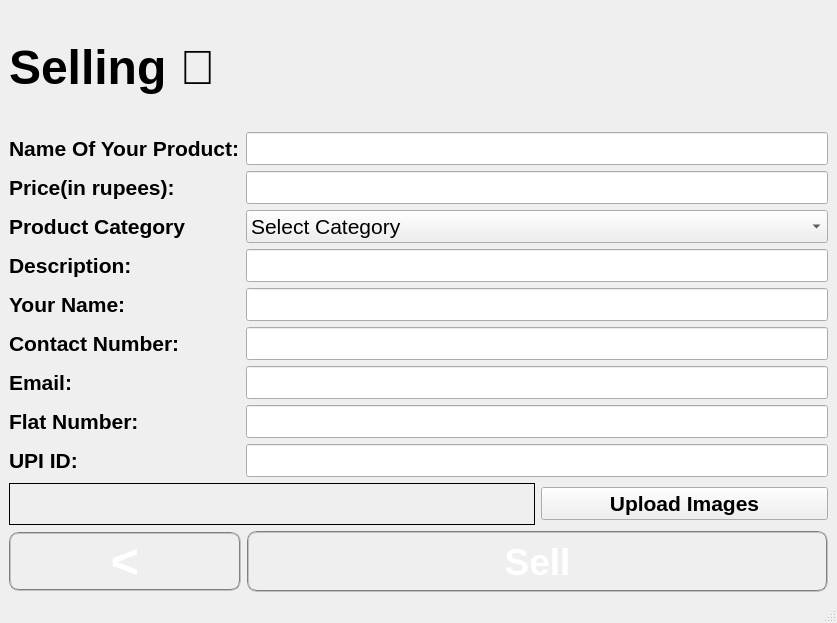
First picture: the form in sellPage.ui, repository acmpesuecc/GrowPal, before the edit.
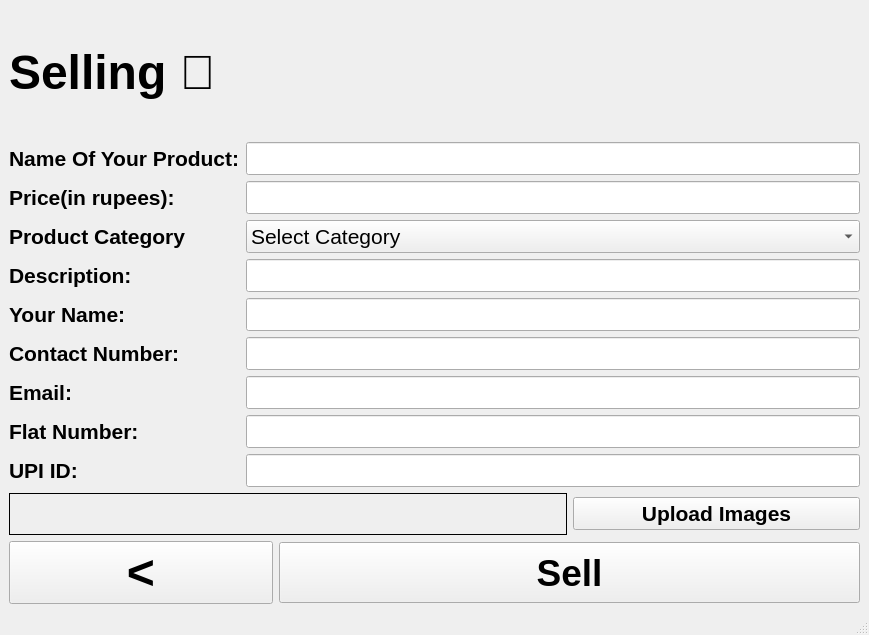
Second picture: the form after the edit.

The edit to the form file:
```diff
--- a/sellPage.ui
+++ b/sellPage.ui
@@ -6,8 +6,8 @@
    <rect>
     <x>0</x>
     <y>0</y>
-    <width>837</width>
-    <height>623</height>
+    <width>869</width>
+    <height>635</height>
    </rect>
   </property>
   <property name="windowTitle">
@@ -45,9 +45,7 @@
        </font>
       </property>
       <property name="styleSheet">
-       <string notr="true">
-                 color: white; 
-                 border-radius: 10px; border: 2px groove gray;</string>
+       <string notr="true"/>
       </property>
       <property name="text">
        <string>&lt;</string>
@@ -70,9 +68,7 @@
        </font>
       </property>
       <property name="styleSheet">
-       <string notr="true">
-                 color: white; 
-                 border-radius: 10px; border: 2px groove gray;</string>
+       <string notr="true"/>
       </property>
       <property name="text">
        <string>Sell</string>
```
Left out of the diff: 2 changed lines with no effect on the pictures.
